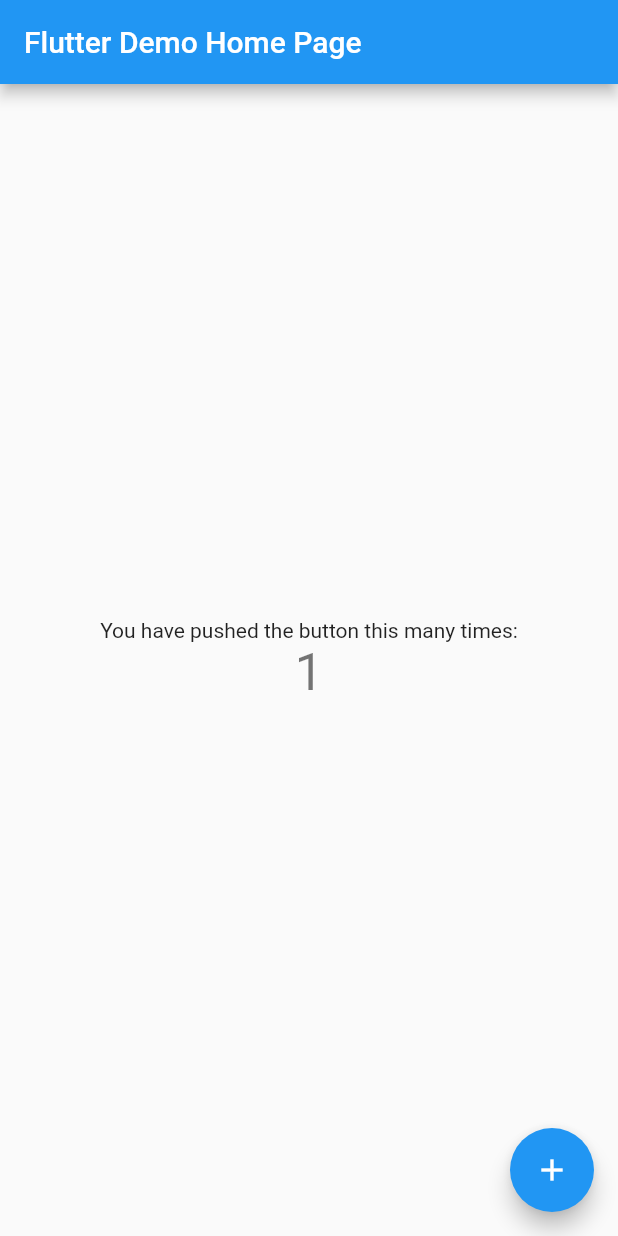
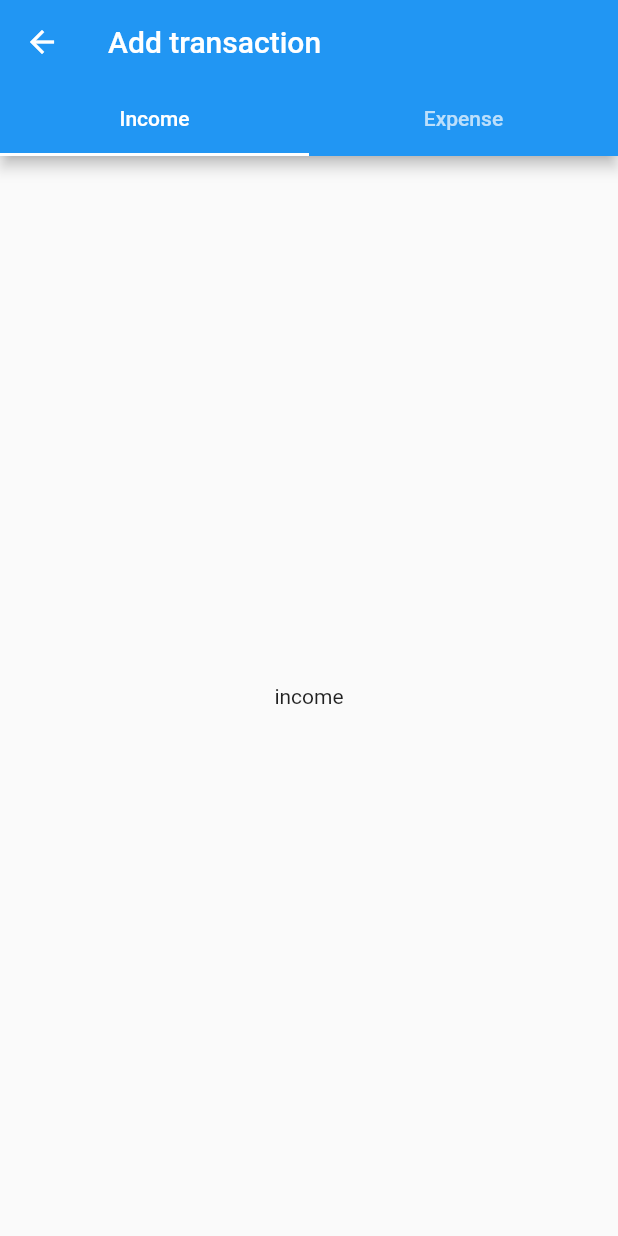
Before and after one commit to aslahmogral/KarchaBook_provider, a Flutter app: the screen it shows after launch, after a tap on the "add" icon, on a phone screen of 412 x 824 dp. Run offline on Flutter 3.47's test engine with Material 2 defaults, Android fonts, the phone set to English and light mode, and no system bars.

Commit message:
added basic ui screens

```diff
--- a/analysis_options.yaml
+++ b/analysis_options.yaml
@@ -7,7 +7,7 @@
 
 # The following line activates a set of recommended lints for Flutter apps,
 # packages, and plugins designed to encourage good coding practices.
-include: package:flutter_lints/flutter.yaml
+# include: package:flutter_lints/flutter.yaml
 
 linter:
   # The lint rules applied to this project can be customized in the
--- a/lib/main.dart
+++ b/lib/main.dart
@@ -1,4 +1,5 @@
 import 'package:flutter/material.dart';
+import 'package:karcha_book_provider/screens/navigation_screen.dart';
 
 void main() {
   runApp(const MyApp());
@@ -11,105 +12,11 @@ class MyApp extends StatelessWidget {
   @override
   Widget build(BuildContext context) {
     return MaterialApp(
-      title: 'Flutter Demo',
+      title: 'Karcha Book',
       theme: ThemeData(
-        // This is the theme of your application.
-        //
-        // Try running your application with "flutter run". You'll see the
-        // application has a blue toolbar. Then, without quitting the app, try
-        // changing the primarySwatch below to Colors.green and then invoke
-        // "hot reload" (press "r" in the console where you ran "flutter run",
-        // or simply save your changes to "hot reload" in a Flutter IDE).
-        // Notice that the counter didn't reset back to zero; the application
-        // is not restarted.
         primarySwatch: Colors.blue,
       ),
-      home: const MyHomePage(title: 'Flutter Demo Home Page'),
+      home: const NavigationButtonScreen(),
     );
   }
 }
-
-class MyHomePage extends StatefulWidget {
-  const MyHomePage({Key? key, required this.title}) : super(key: key);
-
-  // This widget is the home page of your application. It is stateful, meaning
-  // that it has a State object (defined below) that contains fields that affect
-  // how it looks.
-
-  // This class is the configuration for the state. It holds the values (in this
-  // case the title) provided by the parent (in this case the App widget) and
-  // used by the build method of the State. Fields in a Widget subclass are
-  // always marked "final".
-
-  final String title;
-
-  @override
-  State<MyHomePage> createState() => _MyHomePageState();
-}
-
-class _MyHomePageState extends State<MyHomePage> {
-  int _counter = 0;
-
-  void _incrementCounter() {
-    setState(() {
-      // This call to setState tells the Flutter framework that something has
-      // changed in this State, which causes it to rerun the build method below
-      // so that the display can reflect the updated values. If we changed
-      // _counter without calling setState(), then the build method would not be
-      // called again, and so nothing would appear to happen.
-      _counter++;
-    });
-  }
-
-  @override
-  Widget build(BuildContext context) {
-    // This method is rerun every time setState is called, for instance as done
-    // by the _incrementCounter method above.
-    //
-    // The Flutter framework has been optimized to make rerunning build methods
-    // fast, so that you can just rebuild anything that needs updating rather
-    // than having to individually change instances of widgets.
-    return Scaffold(
-      appBar: AppBar(
-        // Here we take the value from the MyHomePage object that was created by
-        // the App.build method, and use it to set our appbar title.
-        title: Text(widget.title),
-      ),
-      body: Center(
-        // Center is a layout widget. It takes a single child and positions it
-        // in the middle of the parent.
-        child: Column(
-          // Column is also a layout widget. It takes a list of children and
-          // arranges them vertically. By default, it sizes itself to fit its
-          // children horizontally, and tries to be as tall as its parent.
-          //
-          // Invoke "debug painting" (press "p" in the console, choose the
-          // "Toggle Debug Paint" action from the Flutter Inspector in Android
-          // Studio, or the "Toggle Debug Paint" command in Visual Studio Code)
-          // to see the wireframe for each widget.
-          //
-          // Column has various properties to control how it sizes itself and
-          // how it positions its children. Here we use mainAxisAlignment to
-          // center the children vertically; the main axis here is the vertical
-          // axis because Columns are vertical (the cross axis would be
-          // horizontal).
-          mainAxisAlignment: MainAxisAlignment.center,
-          children: <Widget>[
-            const Text(
-              'You have pushed the button this many times:',
-            ),
-            Text(
-              '$_counter',
-              style: Theme.of(context).textTheme.headline4,
-            ),
-          ],
-        ),
-      ),
-      floatingActionButton: FloatingActionButton(
-        onPressed: _incrementCounter,
-        tooltip: 'Increment',
-        child: const Icon(Icons.add),
-      ), // This trailing comma makes auto-formatting nicer for build methods.
-    );
-  }
-}
--- /dev/null
+++ b/lib/routes/routes.dart
@@ -0,0 +1,26 @@
+import 'package:karcha_book_provider/screens/add_category_screens/add_expense_category_screen.dart';
+import 'package:karcha_book_provider/screens/add_category_screens/add_income_category_screen.dart';
+import 'package:karcha_book_provider/screens/add_transaction_screens/add_expense_transaction_screen.dart';
+import 'package:karcha_book_provider/screens/add_transaction_screens/add_income_transaction_screen.dart';
+import 'package:karcha_book_provider/screens/add_transaction_screens/add_transaction_screen.dart';
+import 'package:karcha_book_provider/screens/category_screen.dart';
+import 'package:karcha_book_provider/screens/settings_screen.dart';
+import 'package:karcha_book_provider/screens/statistics_screen.dart';
+import 'package:karcha_book_provider/screens/transaction_screen.dart';
+import 'package:karcha_book_provider/screens/view_statistics_screen/expense_statistics_screen.dart';
+import 'package:karcha_book_provider/screens/view_statistics_screen/income_statistics_screen.dart';
+
+class Routes {
+  static const ADD_TRANSACTION_ROUTE = AddTransactionScreen();
+  static const TRANSACTION_ROUTE = TransactionScreen();
+  static const CATEGORY_ROUTE = CategoryScreen();
+  static const STATISTICS_ROUTE = StatisticScreen();
+  static const SETTING_ROUTE = SettingScreen();
+  static const ADD_INCOME_TRANSACTION = AddIncomeTransactionScreen();
+  static const ADD_EXPENSE_TRANSACTION = AddExpenseTransactionScreen();
+  static const ADD_INCOME_CATEGORY = AddIncomeCategoryScreen();
+  static const ADD_EXPENSE_CATEGORY = AddExpenseCategoryScreen();
+  static const INCOME_STATISTICS = IncomeStatisticsScreen();
+  static const EXPENSE_STATISTICS = ExpenseStatisticsScreen();
+
+}
--- /dev/null
+++ b/lib/screens/add_transaction_screens/add_income_transaction_screen.dart
@@ -0,0 +1,21 @@
+import 'package:flutter/material.dart';
+import 'package:flutter/src/foundation/key.dart';
+import 'package:flutter/src/widgets/framework.dart';
+
+class AddIncomeTransactionScreen extends StatefulWidget {
+  const AddIncomeTransactionScreen({Key? key}) : super(key: key);
+
+  @override
+  State<AddIncomeTransactionScreen> createState() =>
+      _AddIncomeTransactionScreenState();
+}
+
+class _AddIncomeTransactionScreenState
+    extends State<AddIncomeTransactionScreen> {
+  @override
+  Widget build(BuildContext context) {
+    return Scaffold(
+      body: Center(child: Text('income')),
+    );
+  }
+}
--- /dev/null
+++ b/lib/screens/add_transaction_screens/add_transaction_screen.dart
@@ -0,0 +1,29 @@
+import 'package:flutter/material.dart';
+import 'package:karcha_book_provider/routes/routes.dart';
+import 'package:karcha_book_provider/utils/tabs.dart';
+
+class AddTransactionScreen extends StatefulWidget {
+  const AddTransactionScreen({Key? key}) : super(key: key);
+
+  @override
+  State<AddTransactionScreen> createState() => _AddTransactionScreenState();
+}
+
+class _AddTransactionScreenState extends State<AddTransactionScreen> {
+
+
+  List tabScreens = [
+    Routes.ADD_INCOME_TRANSACTION,
+    Routes.ADD_EXPENSE_TRANSACTION
+  ];
+  @override
+  Widget build(BuildContext context) => DefaultTabController(
+      length: Tabs().tabsList.length,
+      child: Scaffold(
+        appBar: AppBar(
+          title: Text('Add transaction'),
+          bottom: TabBar(tabs: [...Tabs().tabsList]),
+        ),
+        body: TabBarView(children:[...tabScreens] ),
+      ));
+}
--- /dev/null
+++ b/lib/screens/navigation_screen.dart
@@ -0,0 +1,54 @@
+import 'package:flutter/material.dart';
+import 'package:karcha_book_provider/routes/routes.dart';
+import 'package:karcha_book_provider/utils/constants.dart';
+
+class NavigationButtonScreen extends StatefulWidget {
+  const NavigationButtonScreen({Key? key}) : super(key: key);
+
+  @override
+  State<NavigationButtonScreen> createState() => NavigationButtonScreenState();
+}
+
+class NavigationButtonScreenState extends State<NavigationButtonScreen> {
+  int currentIndex = 0;
+
+  final screens = [
+    Routes.TRANSACTION_ROUTE,
+    Routes.STATISTICS_ROUTE,
+    Routes.CATEGORY_ROUTE,
+    Routes.SETTING_ROUTE,
+  ];
+
+  List bottomNavigationBarItem = [
+    BottomNavigationBarItem(
+      icon: Icon(Icons.home),
+      label: Constants.TRANSACTION,
+    ),
+    BottomNavigationBarItem(
+      icon: Icon(Icons.bar_chart),
+      label: Constants.STATISTICS,
+    ),
+    BottomNavigationBarItem(
+      icon: Icon(Icons.category),
+      label: Constants.CATEGORY,
+    ),
+    BottomNavigationBarItem(
+      icon: Icon(Icons.settings),
+      label: Constants.SETTINGS,
+    ),
+  ];
+
+  @override
+  Widget build(BuildContext context) {
+    return Scaffold(
+      body: screens[currentIndex],
+      bottomNavigationBar: BottomNavigationBar(
+          type: BottomNavigationBarType.fixed,
+          currentIndex: currentIndex,
+          onTap: (index) => setState(() {
+                currentIndex = index;
+              }),
+          items: [...bottomNavigationBarItem]),
+    );
+  }
+}
--- /dev/null
+++ b/lib/screens/transaction_screen.dart
@@ -0,0 +1,32 @@
+import 'package:flutter/material.dart';
+import 'package:karcha_book_provider/routes/routes.dart';
+import 'package:karcha_book_provider/utils/constants.dart';
+
+class TransactionScreen extends StatefulWidget {
+  const TransactionScreen({Key? key}) : super(key: key);
+
+  @override
+  State<TransactionScreen> createState() => _TransactionScreenState();
+}
+
+class _TransactionScreenState extends State<TransactionScreen> {
+  @override
+  Widget build(BuildContext context) {
+    return Scaffold(
+      appBar: AppBar(
+        title: Text(Constants.KARCHABOOK),
+        centerTitle: true,
+      ),
+      body: Center(
+        child: Text('transaction screen'),
+      ),
+      floatingActionButton: FloatingActionButton(
+        child: const Icon(Icons.add),
+        onPressed: () {
+        Navigator.push(context,
+            MaterialPageRoute(builder: (context) => Routes.ADD_TRANSACTION_ROUTE));
+      }
+      ),
+    );
+  }
+}
--- /dev/null
+++ b/lib/utils/constants.dart
@@ -0,0 +1,9 @@
+class Constants {
+  static const String TRANSACTION = 'Transaction';
+  static const String STATISTICS = 'Statistics';
+  static const String CATEGORY = 'Category';
+  static const String SETTINGS = 'Settings';
+  static const String KARCHABOOK = 'Karcha Book';
+  static const String INCOME = 'Income';
+  static const String EXPENSE = 'Expense';
+}
--- /dev/null
+++ b/lib/utils/tabs.dart
@@ -0,0 +1,15 @@
+import 'package:flutter/material.dart';
+import 'package:karcha_book_provider/utils/constants.dart';
+
+class Tabs {
+  List get tabsList => tabs;
+
+  List tabs = [
+    Tab(
+      text: Constants.INCOME,
+    ),
+    Tab(
+      text: Constants.EXPENSE,
+    ),
+  ];
+}
```
Also changed, not shown: lib/screens/add_category_screens/add_expense_category_screen.dart (added, +19 -0 lines), lib/screens/add_category_screens/add_income_category_screen.dart (added, +19 -0 lines), lib/screens/add_transaction_screens/add_expense_transaction_screen.dart (added, +19 -0 lines), lib/screens/category_screen.dart (added, +25 -0 lines), lib/screens/settings_screen.dart (added, +22 -0 lines), lib/screens/statistics_screen.dart (added, +30 -0 lines), lib/screens/view_statistics_screen/expense_statistics_screen.dart (added, +19 -0 lines), lib/screens/view_statistics_screen/income_statistics_screen.dart (added, +19 -0 lines), lib/theme/app_icons.dart (added, +21 -0 lines).
